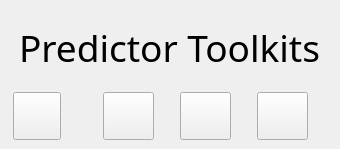
Before: the Qt Designer form gui/MidasMain.ui in BaikgrpKAIST/Midas, drawn with Qt 5.
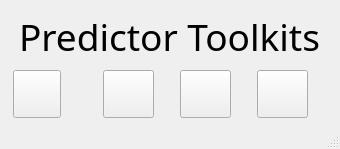
After: the same form once the commit is applied. Icons and pictures are not drawn.

Diff of the .ui file:
```diff
--- a/gui/MidasMain.ui
+++ b/gui/MidasMain.ui
@@ -171,6 +171,7 @@
     </item>
    </layout>
   </widget>
+  <widget class="QStatusBar" name="statusBar"/>
  </widget>
  <resources/>
  <connections/>
```
